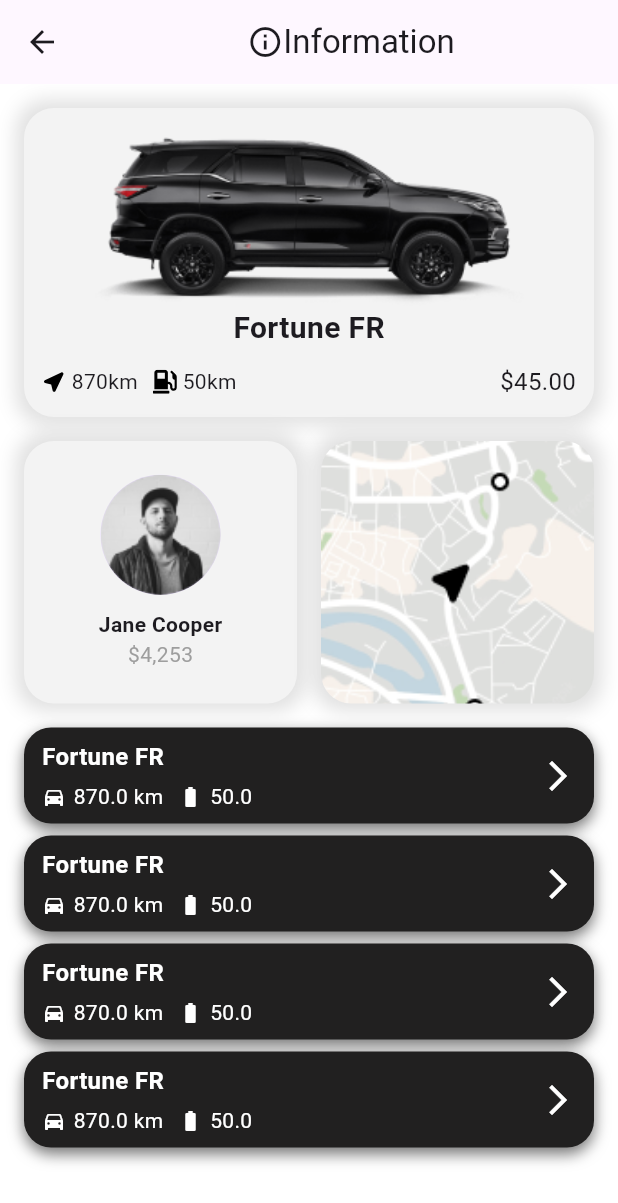
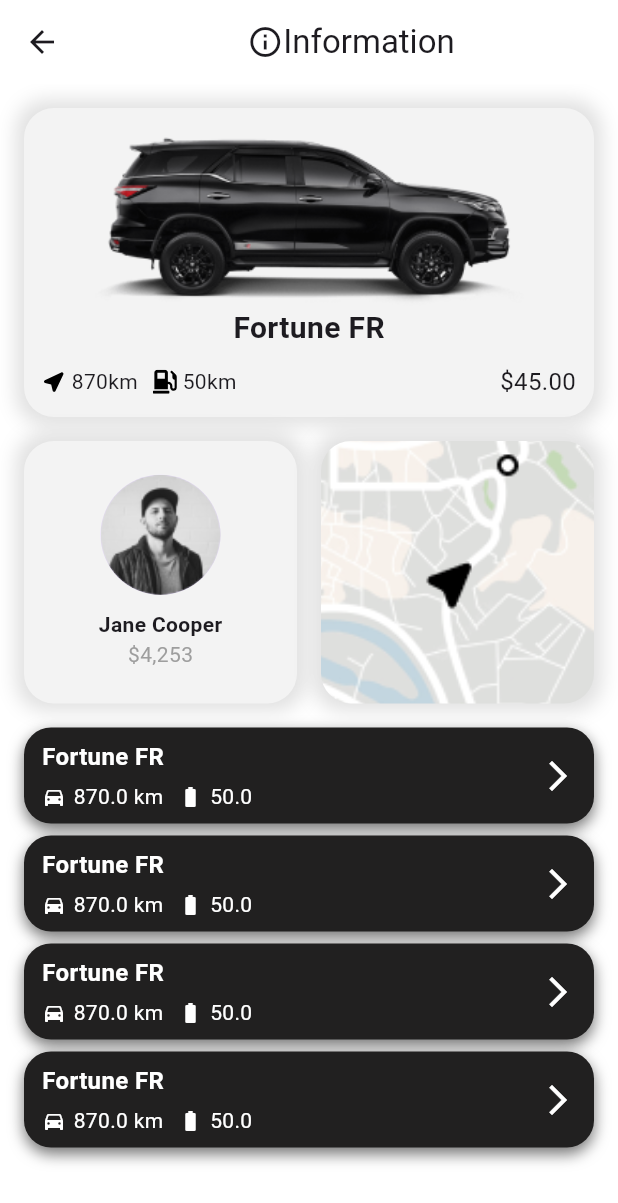
Before and after one commit to omer-akkoca/car-rental-flutter, a Flutter app: the screen it shows after launch, after a tap on "Let's Go", after a tap on "Fortune FR", on a phone screen of 412 x 824 dp. Shown: the top 1203 px of the screen. Run offline on Flutter 3.47's test engine with Material 3 defaults, Android fonts, the phone set to English and light mode, and no system bars; our stand-ins replace firebase_core, flutter_map, flutter_svg, latlong2; accounts and stored records are empty; generated files the repository leaves out were written again.

Commit message:
mapImage animation

```diff
--- a/lib/pages/car_details.dart
+++ b/lib/pages/car_details.dart
@@ -5,16 +5,48 @@ import 'package:car_rental/widgets/car_card.dart';
 import 'package:car_rental/widgets/more_card.dart';
 import 'package:flutter/material.dart';
 
-class CarDetailsPage extends StatelessWidget {
+class CarDetailsPage extends StatefulWidget {
   final Car car;
 
   const CarDetailsPage({super.key, required this.car});
+
+  @override
+  State<CarDetailsPage> createState() => _CarDetailsPageState();
+}
+
+class _CarDetailsPageState extends State<CarDetailsPage> with SingleTickerProviderStateMixin {
+
+  AnimationController? _controller;
+  Animation<double>? _animation;
+
+  @override
+  void initState() {
+    _controller = AnimationController(
+      vsync: this,
+      duration: const Duration(seconds: 3),
+    );
+
+    _animation = Tween<double>(begin: 1.0, end: 1.5).animate(_controller!)
+    ..addListener(() {
+     setState(() {});
+    });
+
+    _controller!.forward();
+    super.initState();
+  }
+
+  @override
+  void didChangeDependencies() {
+    _controller!.forward();
+    super.didChangeDependencies();
+  }
 
   @override
   Widget build(BuildContext context) {
     return Scaffold(
       backgroundColor: Colors.white,
       appBar: AppBar(
+        backgroundColor: Colors.white,
         title: const Row(
           mainAxisAlignment: MainAxisAlignment.center,
           children: [
@@ -27,7 +59,7 @@ class CarDetailsPage extends StatelessWidget {
         children: [
           Padding(
             padding: const EdgeInsets.all(16),
-            child: CarCard(car: car),
+            child: CarCard(car: widget.car),
           ),
           Padding(
             padding: const EdgeInsets.symmetric(horizontal: 16),
@@ -62,7 +94,7 @@ class CarDetailsPage extends StatelessWidget {
                       Navigator.push(
                         context,
                         MaterialPageRoute(
-                          builder: (context) => MapsDetailsPage(car: car),
+                          builder: (context) => MapsDetailsPage(car: widget.car),
                         ),
                       );
                     },
@@ -70,13 +102,17 @@ class CarDetailsPage extends StatelessWidget {
                       height: 175,
                       decoration: BoxDecoration(
                         borderRadius: BorderRadius.circular(20),
-                        image: const DecorationImage(
-                          image: AssetImage(CImages.mapsImage),
-                          fit: BoxFit.cover,
-                        ),
                         boxShadow: const [
                           BoxShadow(color: Colors.black12, blurRadius: 10, spreadRadius: 5)
                         ],
+                      ),
+                      child: ClipRRect(
+                        borderRadius: BorderRadius.circular(20),
+                        child: Transform.scale(
+                          scale: _animation!.value,
+                          alignment: Alignment.center,
+                          child: Image.asset(CImages.mapsImage, fit: BoxFit.cover,),
+                        ),
                       ),
                     ),
                   ),
@@ -88,13 +124,13 @@ class CarDetailsPage extends StatelessWidget {
             padding: const EdgeInsets.only(left: 16, right: 16, top: 16),
             child: Column(
               children: [
-                MoreCard(car: car),
+                MoreCard(car: widget.car),
                 const SizedBox(height: 8),
-                MoreCard(car: car),
+                MoreCard(car: widget.car),
                 const SizedBox(height: 8),
-                MoreCard(car: car),
+                MoreCard(car: widget.car),
                 const SizedBox(height: 8),
-                MoreCard(car: car),
+                MoreCard(car: widget.car),
               ],
             ),
           )
```
